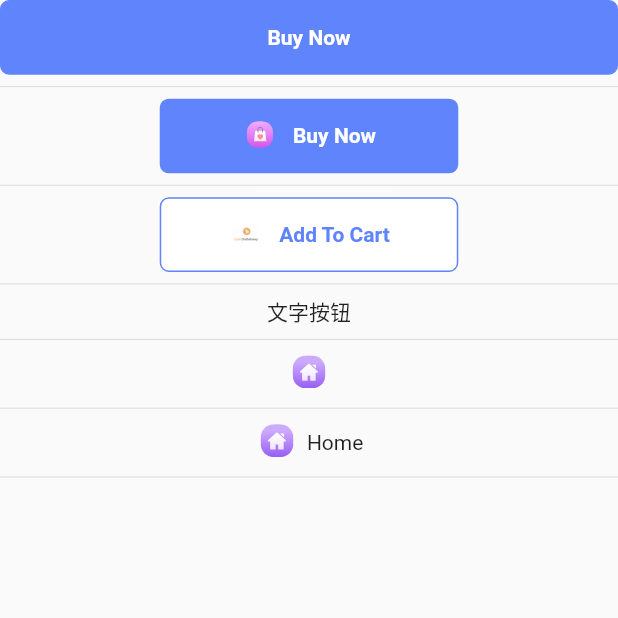
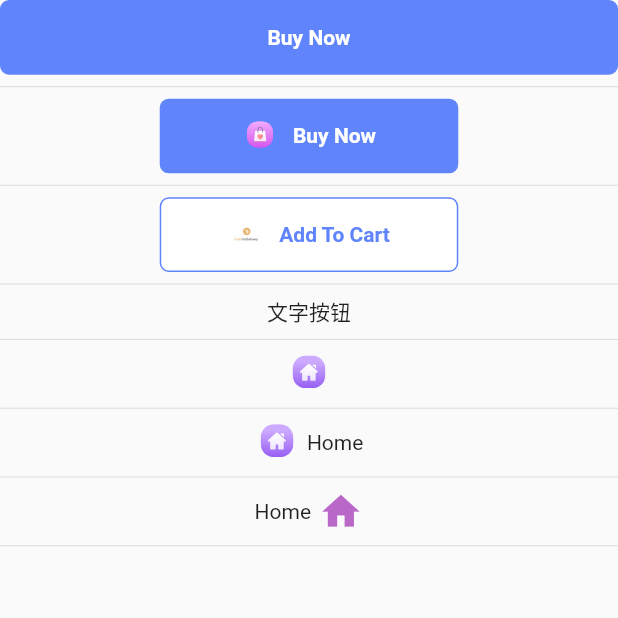
Before and after one commit to codertiany/flutter_woo_commerce_getx_ducafecat, a Flutter app: the screen it shows after launch, on a phone screen of 412 x 824 dp, the top half of it. Run offline on Flutter 3.47's test engine with Material 2 defaults, Android fonts, the light colour scheme and no system bars; drawn by our look-alikes of pull_to_refresh; our stand-ins replace dio, flutter_easyloading, flutter_screenutil, flutter_svg, get, package_info and 2 more.

Commit message:
fix -> 图标文字按钮

```diff
--- a/lib/common/widgets/button.dart
+++ b/lib/common/widgets/button.dart
@@ -18,6 +18,7 @@ class ButtonWidget extends StatelessWidget {
   final Color? bgColor;
   final Color? borderColor;
   final double? iconTextSpace;
+  final bool? reversed; // 组件列表反转
 
   const ButtonWidget({
     Key? key,
@@ -31,6 +32,7 @@ class ButtonWidget extends StatelessWidget {
     this.borderColor,
     this.icon,
     this.iconTextSpace,
+    this.reversed,
   }) : super(key: key);
 
   /// 图标
@@ -46,6 +48,7 @@ class ButtonWidget extends StatelessWidget {
     this.textSize,
     this.textWeight,
     this.iconTextSpace,
+    this.reversed,
   }) : super(key: key);
 
   /// 图标
@@ -61,6 +64,7 @@ class ButtonWidget extends StatelessWidget {
     this.textSize,
     this.textWeight,
     this.iconTextSpace,
+    this.reversed,
   }) : super(key: key);
 
   /// 主要
@@ -74,6 +78,7 @@ class ButtonWidget extends StatelessWidget {
     this.textSize,
     this.textWeight,
     this.iconTextSpace,
+    this.reversed,
   })  : textWidget = TextWidget.button(
           text: textString,
           color: Get.theme.colorScheme.onPrimary,
@@ -93,6 +98,7 @@ class ButtonWidget extends StatelessWidget {
     this.textSize,
     this.textWeight,
     this.iconTextSpace,
+    this.reversed,
   })  : textWidget = TextWidget.button(
           text: textString,
           color: Get.theme.colorScheme.primary,
@@ -114,10 +120,12 @@ class ButtonWidget extends StatelessWidget {
     this.textSize,
     this.textWeight,
     this.iconTextSpace,
+    this.reversed,
   }) : super(key: key);
 
   @override
   Widget build(BuildContext context) {
+    // 组件列表
     List<Widget> btns = [];
     // 图标
     if (icon != null) {
@@ -144,6 +152,10 @@ class ButtonWidget extends StatelessWidget {
       }
       btns.add(textWidget!);
     }
+    // 反转
+    if (reversed == true) {
+      btns = btns.reversed.toList();
+    }
 
     return btns
         .toRow(
--- a/lib/common/widgets/icon.dart
+++ b/lib/common/widgets/icon.dart
@@ -1,8 +1,10 @@
 import 'package:flutter/material.dart';
 import 'package:flutter_svg/flutter_svg.dart';
+import 'package:get/get.dart';
 
 /// 图标组件
 class IconWidget extends StatelessWidget {
+  final IconData? iconData;
   final Widget? icon;
   final double? size;
   final double? width;
@@ -16,6 +18,7 @@ class IconWidget extends StatelessWidget {
     this.width,
     this.height,
     this.color,
+    this.iconData,
   }) : super(key: key);
 
   IconWidget.image(
@@ -25,6 +28,7 @@ class IconWidget extends StatelessWidget {
     this.width,
     this.height,
     this.color,
+    this.iconData,
   })  : icon = Image.asset(
           assetName,
           width: width ?? size,
@@ -43,6 +47,7 @@ class IconWidget extends StatelessWidget {
     this.width,
     this.height,
     this.color,
+    this.iconData,
   })  : icon = SvgPicture.asset(
           assetName,
           width: width ?? size,
@@ -56,6 +61,16 @@ class IconWidget extends StatelessWidget {
 
   @override
   Widget build(BuildContext context) {
-    return icon ?? Container();
+    if (icon != null) {
+      return icon!;
+    }
+    if (iconData != null) {
+      return Icon(
+        iconData,
+        size: size,
+        color: color ?? Get.theme.colorScheme.onPrimaryContainer,
+      );
+    }
+    return Container();
   }
 }
--- a/lib/pages/styles/widgets/view.dart
+++ b/lib/pages/styles/widgets/view.dart
@@ -65,7 +65,20 @@ class WidgetsPage extends GetView<WidgetsController> {
           size: 30.sp,
         ),
         "Home",
+        iconTextSpace: 5.w,
+      ),
+      const Divider(),
+
+      // 图标文字按钮 - 反转
+      ButtonWidget.iconText(
+        IconWidget(
+          iconData: Icons.home,
+          size: 30.sp,
+          color: Colors.purple.shade300,
+        ),
+        "Home",
         iconTextSpace: 5,
+        reversed: true,
       ),
       const Divider(),
 
```
